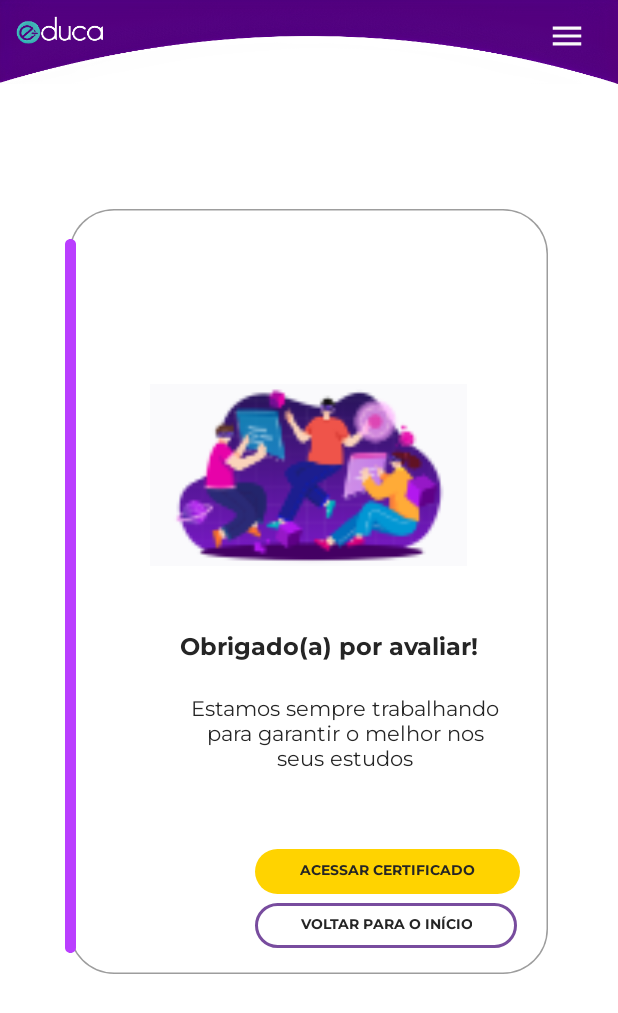
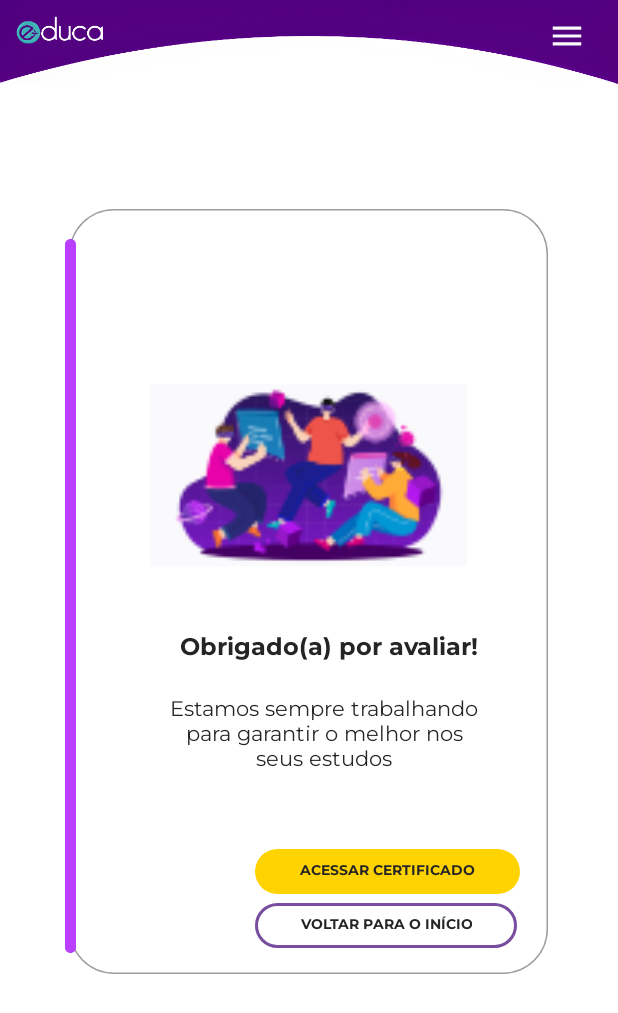
Before and after one commit to e-duca/e-duca-app, an Android app: the Likert_Respondido screen opened directly, with no data from a screen before it, on a phone screen of 412 x 824 dp. Shown: the top 1013 px of the screen. Run offline under Robolectric (Android 15) with nearby library versions, the phone set to English and light mode, and no system bars.

Commit message:
centralização do texto

```diff
--- a/app/src/main/res/layout/activity_likert_respondido.xml
+++ b/app/src/main/res/layout/activity_likert_respondido.xml
@@ -61,14 +61,13 @@
 
         <TextView
             android:id="@+id/txt_tks"
-            android:gravity="center"
             android:layout_width="220dp"
             android:layout_height="60dp"
             android:layout_below="@id/obrigado_a_"
-            android:layout_marginLeft="120dp"
-            android:text="@string/txt_tks_avaliable2"
+            android:layout_marginLeft="106dp"
             android:fontFamily="@font/montserrat"
-            />
+            android:gravity="center"
+            android:text="@string/txt_tks_avaliable2" />
 
 
         <androidx.appcompat.widget.AppCompatButton
```
